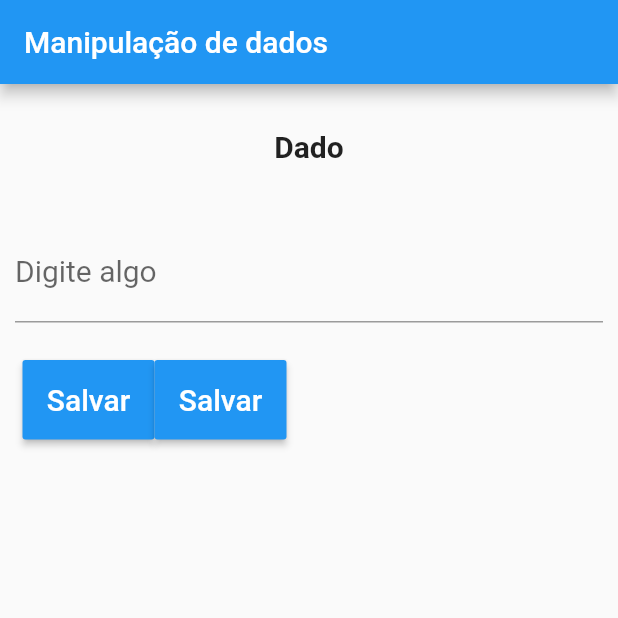
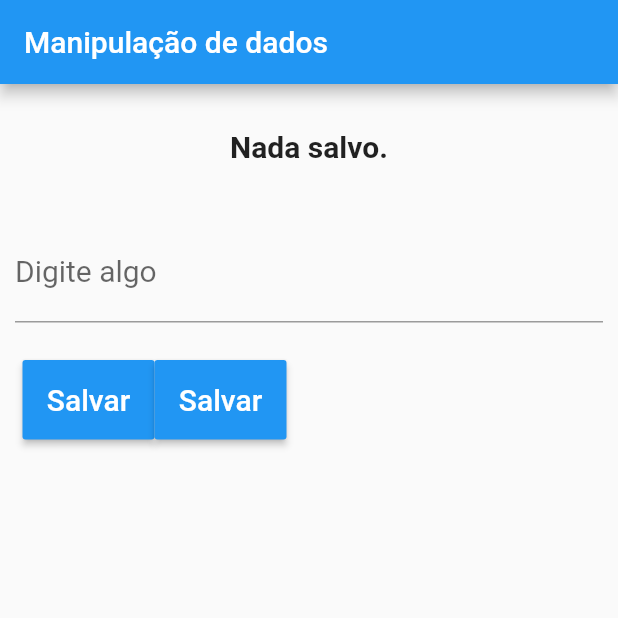
Before and after one commit to danilovalerio/dados_preferencias_flutter, a Flutter app: the screen it shows after launch, on a phone screen of 412 x 824 dp, the top half of it. Run offline on Flutter 3.47's test engine with Material 2 defaults, Android fonts, the phone set to English and light mode, and no system bars.

Commit message:
Interface inicial

```diff
--- a/lib/Home.dart
+++ b/lib/Home.dart
@@ -29,7 +29,7 @@ class _HomeState extends State<Home> {
           children: <Widget>[
             Padding(
               padding: EdgeInsets.all(30),
-              child: Text("Dado",
+              child: Text("Nada salvo.",
               style: TextStyle(
                 fontSize: 20,
                 fontWeight: FontWeight.bold,
```
